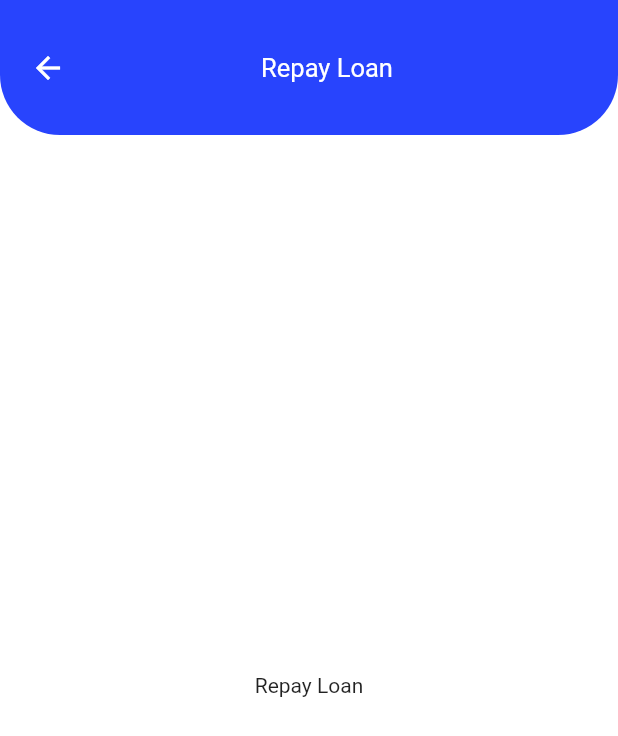
After one commit to PLP-Dart-Projects/plp_dart_bootcamp_project, a Flutter app: the PageLayout screen opened directly, on a phone screen of 412 x 824 dp. The commit adds this screen. Shown: the top 736 px of the screen. Run offline on Flutter 3.47's test engine with Material 2 defaults, Android fonts, the phone set to English and light mode, and no system bars; our stand-ins replace iconsax.

Commit message:
Page layout

```diff
--- a/lib/main.dart
+++ b/lib/main.dart
@@ -1,4 +1,5 @@
 import 'package:flutter/material.dart';
+import 'package:plpdartbootcampproject/screens/repay_load.dart';
 import 'package:plpdartbootcampproject/widgets/layout.dart';
 
 void main() {
--- a/lib/screens/notifications.dart
+++ b/lib/screens/notifications.dart
@@ -1,5 +1,4 @@
 import 'package:flutter/material.dart';
-
 import '../widgets/notification_list.dart';
 
 class Notifications extends StatelessWidget {
--- /dev/null
+++ b/lib/screens/repay_load.dart
@@ -0,0 +1,16 @@
+import 'package:flutter/material.dart';
+import 'package:plpdartbootcampproject/widgets/page_layout.dart';
+
+class RepayLoad extends StatelessWidget {
+  const RepayLoad({super.key});
+
+  @override
+  Widget build(BuildContext context) {
+    return const PageLayout(
+      pageTitle: "Repay Loan",
+      body: Center(
+        child: Text('Repay Loan'),
+      ),
+    );
+  }
+}
--- /dev/null
+++ b/lib/widgets/page_layout.dart
@@ -0,0 +1,65 @@
+import 'package:flutter/material.dart';
+import 'package:plpdartbootcampproject/utilities/color.dart';
+
+class PageLayout extends StatelessWidget {
+  const PageLayout({
+    super.key,
+    required this.pageTitle,
+    required this.body,
+  });
+  final String pageTitle;
+  final Widget body;
+  @override
+  Widget build(BuildContext context) {
+    return Scaffold(
+      backgroundColor: AppColors.primary,
+      body: SafeArea(
+        child: Container(
+          color: AppColors.white,
+          child: Column(
+            children: [
+              Container(
+                height: 90,
+                width: double.infinity,
+                padding: const EdgeInsets.only(
+                  left: 20,
+                  right: 20,
+                ),
+                decoration: const BoxDecoration(
+                  color: AppColors.primary,
+                  borderRadius: BorderRadius.only(
+                    bottomLeft: Radius.circular(40),
+                    bottomRight: Radius.circular(40),
+                  ),
+                ),
+                child: Row(
+                  mainAxisAlignment: MainAxisAlignment.spaceBetween,
+                  children: [
+                    const Icon(
+                      Icons.arrow_back,
+                      color: AppColors.white,
+                    ),
+                    Text(
+                      pageTitle,
+                      style: const TextStyle(
+                        color: AppColors.white,
+                        fontSize: 17,
+                      ),
+                    ),
+                    const Text('')
+                  ],
+                ),
+              ),
+              Expanded(
+                child: SizedBox(
+                  width: double.maxFinite,
+                  child: body,
+                ),
+              ),
+            ],
+          ),
+        ),
+      ),
+    );
+  }
+}
```
